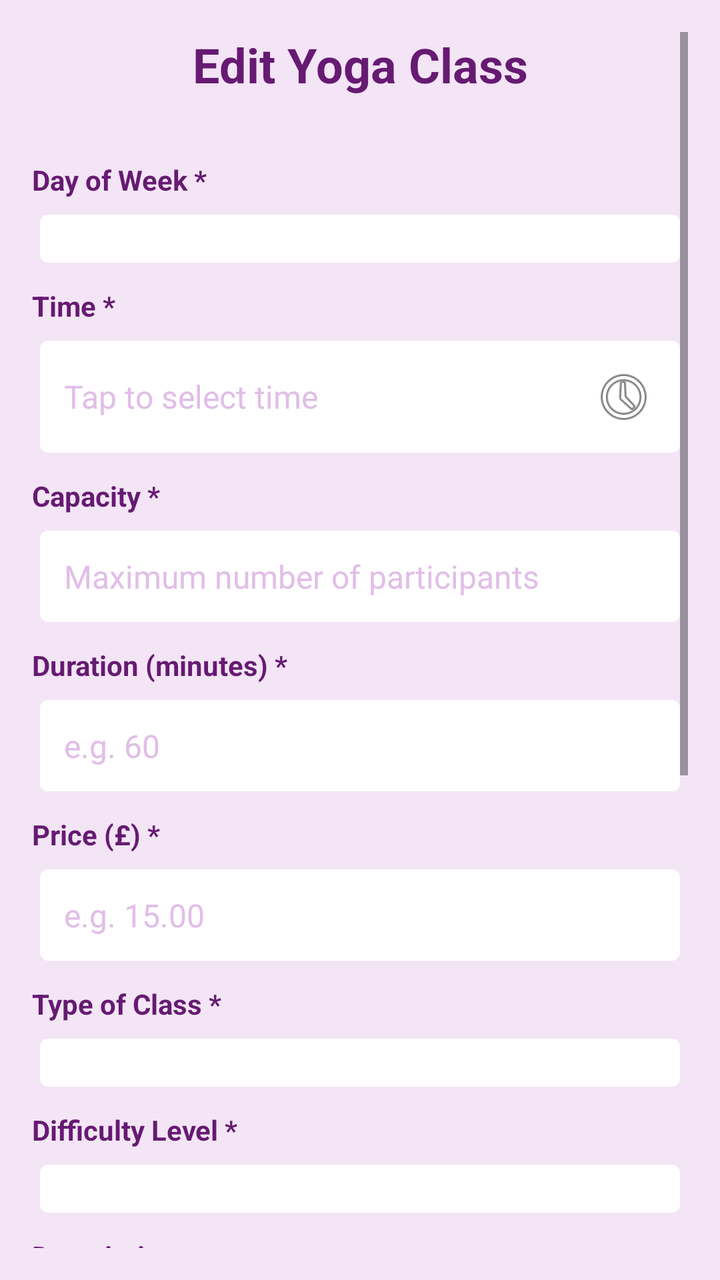
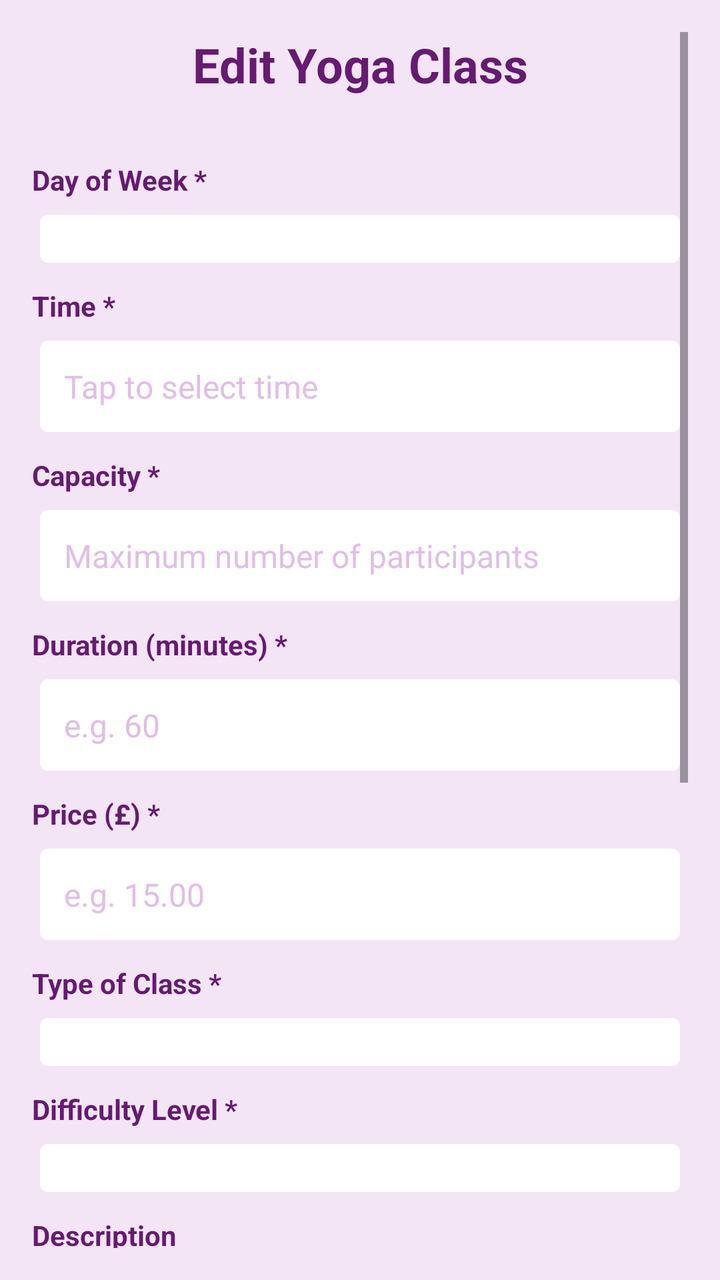

The first picture is an Android layout as it rendered before a commit; the second is the same layout after the commit. The layout source and the unified diff follow.
<!-- AndroidManifest.xml: application theme Theme.Yogaadminapp -->
<!-- res/layout/activity_edit_yoga_class.xml -->
<?xml version="1.0" encoding="utf-8"?>
<ScrollView xmlns:android="http://schemas.android.com/apk/res/android"
    android:layout_width="match_parent"
    android:layout_height="match_parent"
    android:background="@color/light_purple"
    android:padding="16dp">

    <LinearLayout
        android:layout_width="match_parent"
        android:layout_height="wrap_content"
        android:orientation="vertical">

        
        <TextView
            android:layout_width="match_parent"
            android:layout_height="wrap_content"
            android:layout_marginBottom="24dp"
            android:gravity="center"
            android:text="Edit Yoga Class"
            android:textColor="@color/dark_purple"
            android:textSize="24sp"
            android:textStyle="bold" />

        
        <TextView
            style="@style/LabelStyle"
            android:layout_width="wrap_content"
            android:layout_height="wrap_content"
            android:text="Day of Week *" />

        <Spinner
            android:id="@+id/spinner_day_of_week"
            style="@style/SpinnerStyle"
            android:layout_width="match_parent"
            android:layout_height="wrap_content" />

        
        <TextView
            style="@style/LabelStyle"
            android:layout_width="wrap_content"
            android:layout_height="wrap_content"
            android:text="Time *" />

        <EditText
            android:id="@+id/et_time"
            style="@style/InputFieldStyle"
            android:layout_width="match_parent"
            android:layout_height="wrap_content"
            android:hint="Tap to select time"
            android:inputType="none"
            android:focusable="false"
            android:clickable="true"
            android:drawableEnd="@android:drawable/ic_menu_recent_history" />

        
        <TextView
            style="@style/LabelStyle"
            android:layout_width="wrap_content"
            android:layout_height="wrap_content"
            android:text="Capacity *" />

        <EditText
            android:id="@+id/et_capacity"
            style="@style/InputFieldStyle"
            android:layout_width="match_parent"
            android:layout_height="wrap_content"
            android:hint="Maximum number of participants"
            android:inputType="number" />

        
        <TextView
            style="@style/LabelStyle"
            android:layout_width="wrap_content"
            android:layout_height="wrap_content"
            android:text="Duration (minutes) *" />

        <EditText
            android:id="@+id/et_duration"
            style="@style/InputFieldStyle"
            android:layout_width="match_parent"
            android:layout_height="wrap_content"
            android:hint="e.g. 60"
            android:inputType="number" />

        
        <TextView
            style="@style/LabelStyle"
            android:layout_width="wrap_content"
            android:layout_height="wrap_content"
            android:text="Price (£) *" />

        <EditText
            android:id="@+id/et_price"
            style="@style/InputFieldStyle"
            android:layout_width="match_parent"
            android:layout_height="wrap_content"
            android:hint="e.g. 15.00"
            android:inputType="numberDecimal" />

        
        <TextView
            style="@style/LabelStyle"
            android:layout_width="wrap_content"
            android:layout_height="wrap_content"
            android:text="Type of Class *" />

        <Spinner
            android:id="@+id/spinner_class_type"
            style="@style/SpinnerStyle"
            android:layout_width="match_parent"
            android:layout_height="wrap_content" />

        
        <TextView
            style="@style/LabelStyle"
            android:layout_width="wrap_content"
            android:layout_height="wrap_content"
            android:text="Difficulty Level *" />

        <Spinner
            android:id="@+id/spinner_difficulty"
            style="@style/SpinnerStyle"
            android:layout_width="match_parent"
            android:layout_height="wrap_content" />

        
        <TextView
            style="@style/LabelStyle"
            android:layout_width="wrap_content"
            android:layout_height="wrap_content"
            android:text="Description" />

        <EditText
            android:id="@+id/et_description"
            style="@style/InputFieldStyle"
            android:layout_width="match_parent"
            android:layout_height="120dp"
            android:gravity="top|start"
            android:hint="Additional details about the class (optional)"
            android:inputType="textMultiLine"
            android:maxLines="5" />

        
        <TextView
            style="@style/LabelStyle"
            android:layout_width="wrap_content"
            android:layout_height="wrap_content"
            android:layout_marginTop="16dp"
            android:text="Location" />

        <LinearLayout
            android:layout_width="match_parent"
            android:layout_height="wrap_content"
            android:orientation="horizontal"
            android:layout_marginBottom="8dp">

            <Button
                android:id="@+id/btn_get_location"
                style="@style/ButtonStyleSecondary"
                android:layout_width="wrap_content"
                android:layout_height="wrap_content"
                android:layout_marginEnd="8dp"
                android:text="📍 Get Current Location"
                android:textSize="14sp" />

            <TextView
                android:id="@+id/tv_location_status"
                android:layout_width="0dp"
                android:layout_height="wrap_content"
                android:layout_weight="1"
                android:layout_gravity="center_vertical"
                android:text="Tap to detect location automatically"
                android:textSize="12sp"
                android:textColor="@color/dark_gray"
                android:textStyle="italic" />

        </LinearLayout>

        <EditText
            android:id="@+id/et_location_address"
            style="@style/InputFieldStyle"
            android:layout_width="match_parent"
            android:layout_height="wrap_content"
            android:hint="Location will be detected automatically"
            android:inputType="textMultiLine"
            android:maxLines="3"
            android:enabled="false" />

        
        <TextView
            android:layout_width="match_parent"
            android:layout_height="wrap_content"
            android:layout_marginTop="16dp"
            android:text="* Required fields"
            android:textColor="@color/warning_red"
            android:textSize="12sp"
            android:textStyle="italic" />

        
        <LinearLayout
            android:layout_width="match_parent"
            android:layout_height="wrap_content"
            android:layout_marginTop="24dp"
            android:orientation="horizontal">

            <Button
                android:id="@+id/btn_cancel"
                style="@style/ButtonStyle"
                android:layout_width="0dp"
                android:layout_height="wrap_content"
                android:layout_marginEnd="8dp"
                android:layout_weight="1"
                android:text="Cancel" />

            <Button
                android:id="@+id/btn_update"
                style="@style/ButtonStyle"
                android:layout_width="0dp"
                android:layout_height="wrap_content"
                android:layout_marginStart="8dp"
                android:layout_weight="1"
                android:text="Update Class" />

        </LinearLayout>

    </LinearLayout>

</ScrollView>
<!-- resources referenced by this layout -->
<resources>
  <color name="dark_gray">#424242</color>
  <color name="dark_purple">#661a72</color>
  <color name="light_purple">#F3E5F5</color>
  <color name="warning_red">#F44336</color>
  <style name="ButtonStyle">
          <item name="android:background">@drawable/button_background</item>
          <item name="android:textColor">@color/dark_purple</item>
          <item name="android:textSize">16sp</item>
          <item name="android:padding">16dp</item>
          <item name="android:layout_margin">4dp</item>
          <item name="android:textAllCaps">false</item>
          <item name="android:elevation">0dp</item>
          <item name="android:translationZ">0dp</item>
          <item name="android:stateListAnimator">@null</item>
          <item name="backgroundTint">@null</item>
          <item name="android:backgroundTint">@null</item>
      </style>
  <style name="ButtonStyleSecondary" parent="ButtonStyle">
          <item name="android:textColor">@color/dark_purple</item>
          <item name="android:background">@drawable/input_background</item>
          <item name="android:backgroundTint">@color/accent_green</item>
      </style>
  <style name="InputFieldStyle">
          <item name="android:background">@drawable/input_background</item>
          <item name="android:padding">12dp</item>
          <item name="android:textSize">16sp</item>
          <item name="android:textColor">@color/medium_purple</item>
          <item name="android:textColorHint">@color/light_purple_2</item>
          <item name="android:layout_margin">4dp</item>
      </style>
  <style name="LabelStyle">
          <item name="android:textColor">@color/dark_purple</item>
          <item name="android:textSize">14sp</item>
          <item name="android:textStyle">bold</item>
          <item name="android:layout_marginTop">8dp</item>
          <item name="android:layout_marginBottom">4dp</item>
      </style>
  <style name="SpinnerStyle" parent="InputFieldStyle">
          <item name="android:textColor">@color/medium_purple</item>
          <item name="android:textSize">16sp</item>
      </style>
  <style name="Theme.Yogaadminapp" parent="Base.Theme.Yogaadminapp" />
  <!-- drawable button_background (drawable) -->
  <?xml version="1.0" encoding="utf-8"?>
  <shape xmlns:android="http://schemas.android.com/apk/res/android">
      <solid android:color="@color/accent_blue" />
      <corners android:radius="8dp" />
      <stroke
          android:width="2dp"
          android:color="@color/accent_blue" />
  </shape>
  <!-- drawable input_background (drawable) -->
  <?xml version="1.0" encoding="utf-8"?>
  <shape xmlns:android="http://schemas.android.com/apk/res/android">
      <solid android:color="@color/white" />
      <corners android:radius="4dp" />
  </shape>
  <color name="accent_green">#defce3</color>
  <color name="medium_purple">#9C27B0</color>
  <color name="light_purple_2">#E1BEE7</color>
  <style name="Base.Theme.Yogaadminapp" parent="Theme.Material3.DayNight.NoActionBar">
          
          
          
          
          <item name="android:windowContentTransitions">false</item>
          <item name="android:windowActivityTransitions">false</item>
      </style>
  <color name="accent_blue">#def4f7</color>
  <color name="white">#FFFFFFFF</color>
</resources>

<!-- the commit's change to res/layout/activity_edit_yoga_class.xml (unified diff, before → after) -->
@@ -49,8 +49,7 @@
             android:hint="Tap to select time"
             android:inputType="none"
             android:focusable="false"
-            android:clickable="true"
-            android:drawableEnd="@android:drawable/ic_menu_recent_history" />
+            android:clickable="true" />
 
         
         <TextView
